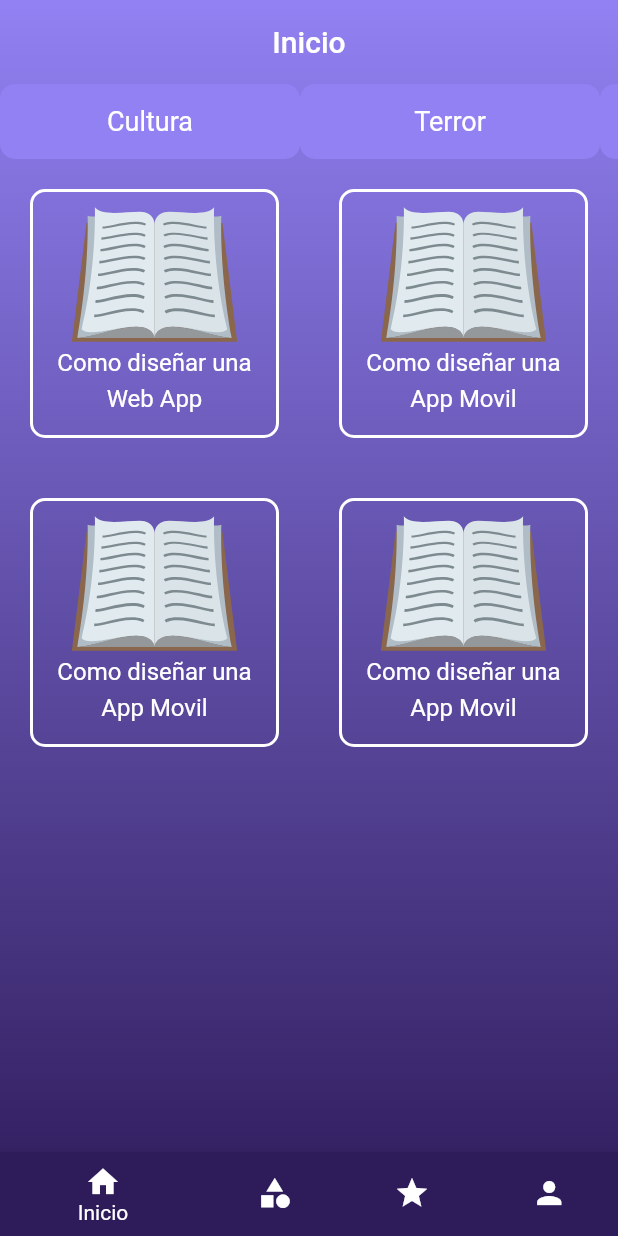
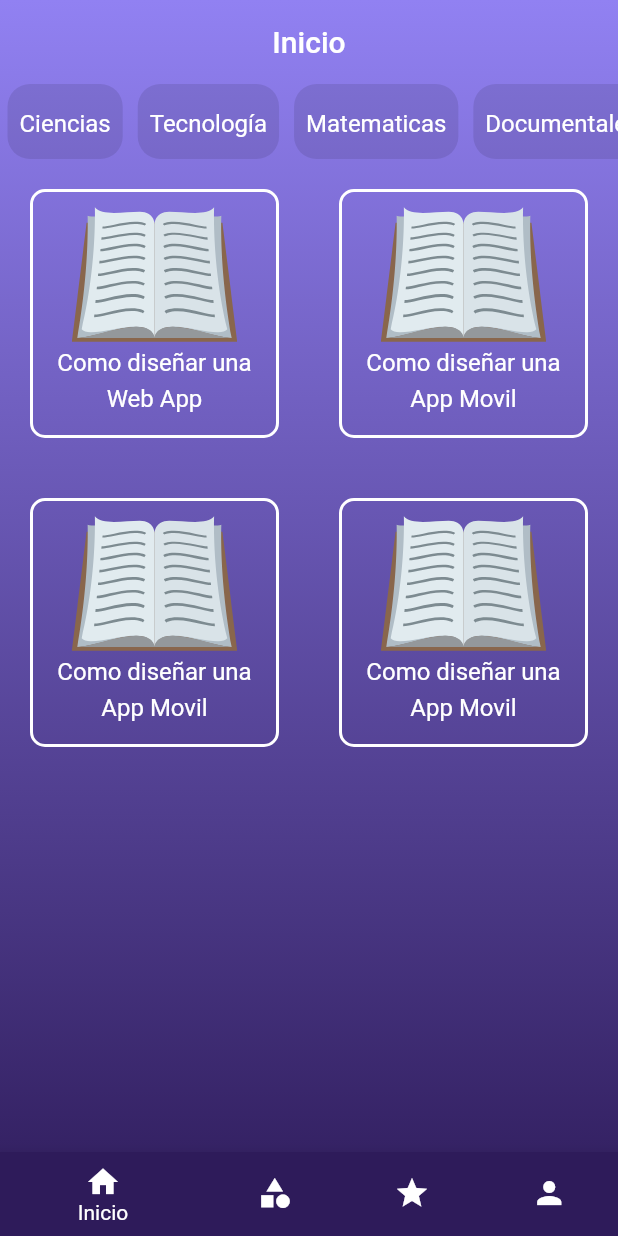
Before and after one commit to Cristhianbh98/am2-library-project, a Flutter app: the MainNavigationMenuScreen screen opened directly, on a phone screen of 412 x 824 dp. Run offline on Flutter 3.47's test engine with Material 2 defaults, Android fonts, the phone set to English and light mode, and no system bars; our stand-ins replace flutter_svg.

Commit message:
change: home widget

```diff
--- a/lib/widgets/Home_Widget.dart
+++ b/lib/widgets/Home_Widget.dart
@@ -1,5 +1,6 @@
 import 'package:am2_library_project/model/book.dart';
 import 'package:flutter/material.dart';
+import 'package:am2_library_project/model/category.dart';
 import 'book_list_widget.dart';
 
 class HomeWidget extends StatefulWidget {
@@ -51,60 +52,48 @@ class _HomeWidget extends State<HomeWidget> {
     ),
   ];
 
+  final List<CategoryBook> categories = [
+    CategoryBook(title: "Ciencias"),
+    CategoryBook(title: "Tecnología"),
+    CategoryBook(title: "Matematicas"),
+    CategoryBook(title: "Documentales"),
+    CategoryBook(title: "Terror"),
+    CategoryBook(title: "Manga"),
+    CategoryBook(title: "Comedia"),
+    CategoryBook(title: "Tragedia"),
+  ];
+
   @override
   Widget build(BuildContext context) {
     return Column(
       children: [
-        Container(
+        SizedBox(
           height: 50,
           child: ListView(
             scrollDirection: Axis.horizontal,
-            children: <Widget>[
-              Container(
-                decoration: BoxDecoration(
-                    color: Color.fromRGBO(145, 129, 242, 1),
-                    borderRadius: BorderRadius.circular(10)),
-                width: 200,
-                child: const Center(
-                    child: Text(
-                  'Cultura',
-                  style: TextStyle(fontSize: 18, color: Colors.white),
-                )),
-              ),
-              Container(
-                width: 200,
-                decoration: BoxDecoration(
-                    color: Color.fromRGBO(145, 129, 242, 1),
-                    borderRadius: BorderRadius.circular(10)),
-                child: const Center(
-                    child: Text(
-                  'Terror',
-                  style: TextStyle(fontSize: 18, color: Colors.white),
-                )),
-              ),
-              Container(
-                width: 200,
-                decoration: BoxDecoration(
-                    color: Color.fromRGBO(145, 129, 242, 1),
-                    borderRadius: BorderRadius.circular(10)),
-                child: const Center(
-                    child: Text(
-                  'Fantasia',
-                  style: TextStyle(fontSize: 18, color: Colors.white),
-                )),
-              ),
-              Container(
-                width: 200,
-                decoration: BoxDecoration(
-                    color: Color.fromRGBO(145, 129, 242, 1),
-                    borderRadius: BorderRadius.circular(10)),
-                child: const Center(
-                    child: Text(
-                  'Comedia',
-                  style: TextStyle(fontSize: 18, color: Colors.white),
-                )),
-              ),
-            ],
+            children: categories.map((category){
+              return Padding(
+                padding: const EdgeInsets.symmetric(horizontal: 5.0),
+                child: TextButton(
+                  onPressed: () {},
+                  child: Text(
+                    category.title,
+                    style: Theme.of(context).textTheme.bodyText1,
+                  ),
+                  style: ButtonStyle(
+                    backgroundColor: MaterialStateColor.resolveWith(
+                      (states) => const Color.fromRGBO(0, 0, 0, .1),
+                    ),
+                    shape: MaterialStateProperty.all(RoundedRectangleBorder(
+                      borderRadius: BorderRadius.circular(15.0)),
+                    ),
+                    overlayColor: MaterialStateColor.resolveWith(
+                      (states) => const Color.fromRGBO(0, 0, 0, .3),
+                    ),
+                  ),
+                ),
+              );
+            }).toList(),
           ),
         ),
         BookListWidget(books: books),
--- a/lib/widgets/category_list_widget.dart
+++ b/lib/widgets/category_list_widget.dart
@@ -16,7 +16,7 @@ class _CategoryListWidget extends State<CategoryListWidget> {
     CategoryBook(title: "Documentales"),
     CategoryBook(title: "Terror"),
     CategoryBook(title: "Manga"),
-    CategoryBook(title: "Comedi"),
+    CategoryBook(title: "Comedia"),
     CategoryBook(title: "Tragedia"),
   ];
 
```
